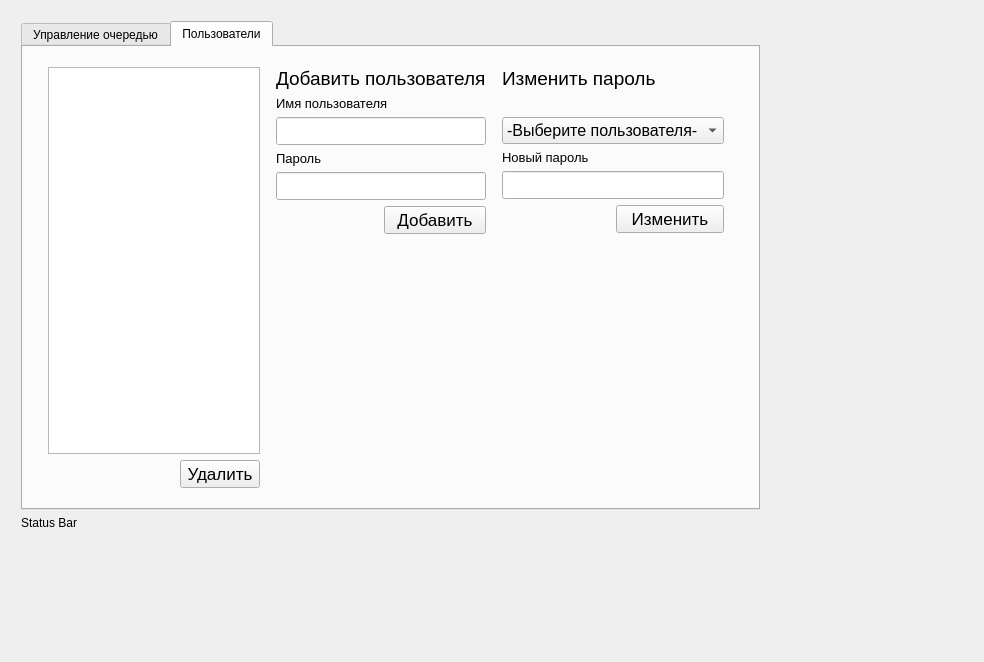
First picture: the form in Admin/Admin/Admin.ui, repository zagaynov-andrew/task-launcher, before the edit.
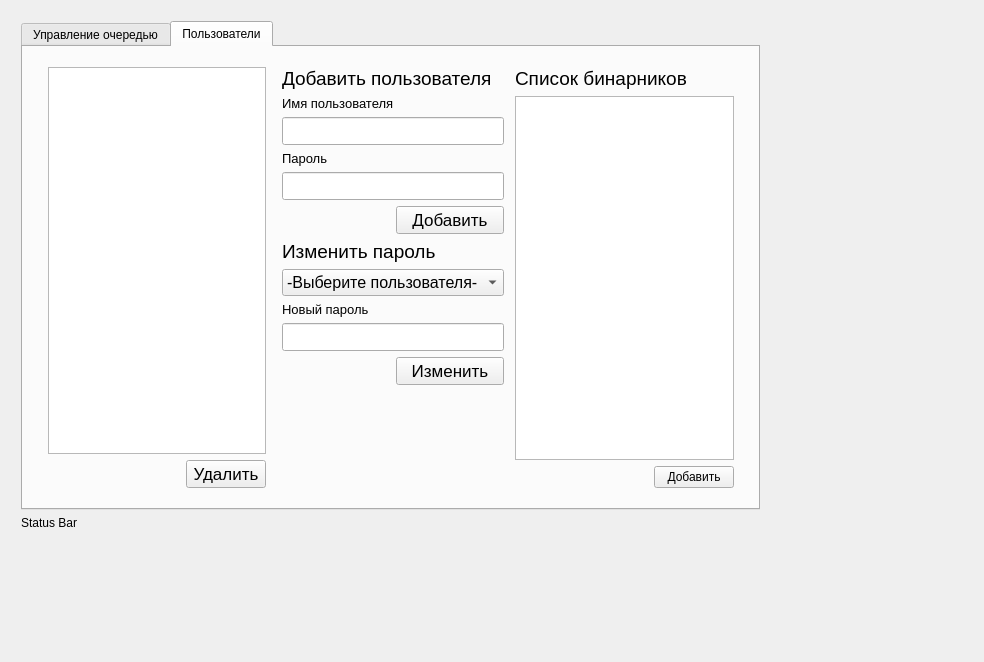
Second picture: the form after the edit. Custom widgets are drawn as their Qt base class.

```diff
--- a/Admin/Admin/Admin.ui
+++ b/Admin/Admin/Admin.ui
@@ -286,34 +286,19 @@
              </layout>
             </item>
             <item>
-             <spacer name="verticalSpacer">
-              <property name="orientation">
-               <enum>Qt::Vertical</enum>
-              </property>
-              <property name="sizeHint" stdset="0">
-               <size>
-                <width>20</width>
-                <height>40</height>
-               </size>
-              </property>
-             </spacer>
-            </item>
-           </layout>
-          </item>
-          <item>
            <layout class="QVBoxLayout" name="verticalLayout">
             <property name="leftMargin">
-             <number>5</number>
+               <number>0</number>
             </property>
             <property name="rightMargin">
-             <number>10</number>
+               <number>0</number>
             </property>
             <item>
              <widget class="QLabel" name="label_2">
               <property name="minimumSize">
                <size>
                 <width>0</width>
-                <height>44</height>
+                  <height>0</height>
                </size>
               </property>
               <property name="font">
@@ -399,6 +384,51 @@
                </size>
               </property>
              </spacer>
+              </item>
+             </layout>
+            </item>
+           </layout>
+          </item>
+          <item>
+           <layout class="QVBoxLayout" name="verticalLayout_3">
+            <item>
+             <widget class="QLabel" name="label_5">
+              <property name="font">
+               <font>
+                <pointsize>14</pointsize>
+               </font>
+              </property>
+              <property name="text">
+               <string>Список бинарников</string>
+              </property>
+             </widget>
+            </item>
+            <item>
+             <widget class="QListWidget" name="binList"/>
+            </item>
+            <item>
+             <layout class="QHBoxLayout" name="horizontalLayout_5">
+              <item>
+               <spacer name="horizontalSpacer_2">
+                <property name="orientation">
+                 <enum>Qt::Horizontal</enum>
+                </property>
+                <property name="sizeHint" stdset="0">
+                 <size>
+                  <width>40</width>
+                  <height>20</height>
+                 </size>
+                </property>
+               </spacer>
+              </item>
+              <item>
+               <widget class="QPushButton" name="addBinBtn">
+                <property name="text">
+                 <string>Добавить</string>
+                </property>
+               </widget>
+              </item>
+             </layout>
             </item>
            </layout>
           </item>
```
Lines whose indentation alone changed are shown as unchanged.
